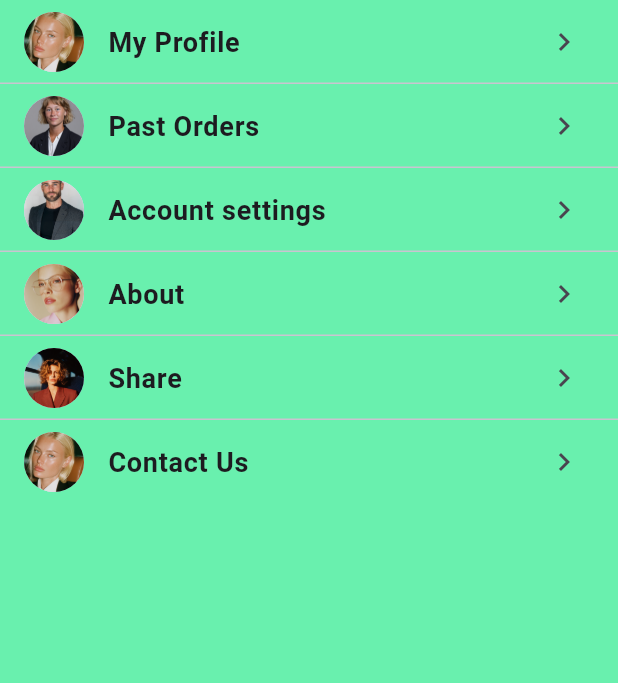
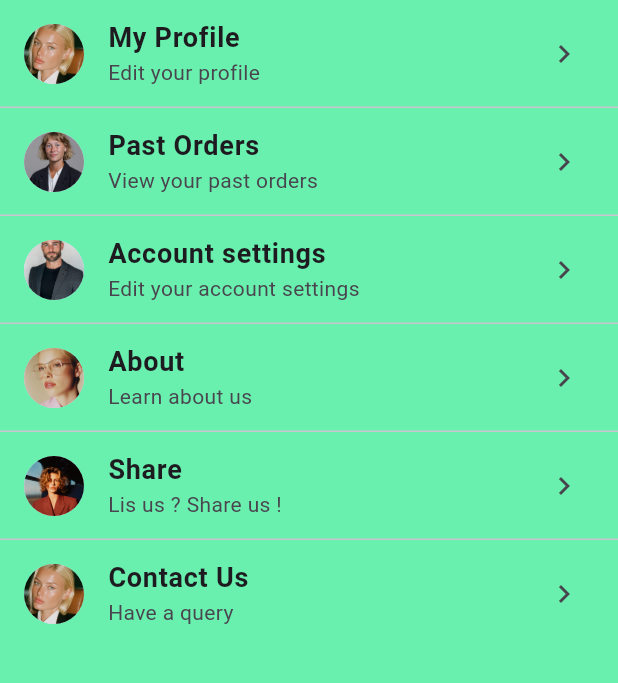
Before and after one commit to VicAy007/apprentissage_flutter_app, a Flutter app: the screen it shows after launch, on a phone screen of 412 x 824 dp, the part 84-767 px from its top. Run offline on Flutter 3.47's test engine with Material 3 defaults, Android fonts, the phone set to English and light mode, and no system bars; our stand-ins replace material_ui.

Commit message:
modification du fichier list_tile_page_3.dart

```diff
--- a/lib/screens/list_tile_page_3.dart
+++ b/lib/screens/list_tile_page_3.dart
@@ -27,6 +27,7 @@ class ListTilePage3 extends StatelessWidget {
                 'My Profile',
                 style: TextStyle(fontWeight: FontWeight.bold, fontSize: 18),
               ),
+              subtitle: Text('Edit your profile'),
               trailing: Icon(Icons.keyboard_arrow_right),
             ),
             ListTile(
@@ -37,6 +38,7 @@ class ListTilePage3 extends StatelessWidget {
                 'Past Orders',
                 style: TextStyle(fontSize: 18, fontWeight: FontWeight.bold),
               ),
+              subtitle: Text('View your past orders'),
               trailing: Icon(Icons.keyboard_arrow_right),
             ),
             ListTile(
@@ -47,6 +49,7 @@ class ListTilePage3 extends StatelessWidget {
                 'Account settings',
                 style: TextStyle(fontSize: 18, fontWeight: FontWeight.bold),
               ),
+              subtitle: Text('Edit your account settings'),
               trailing: Icon(Icons.keyboard_arrow_right),
             ),
             ListTile(
@@ -57,6 +60,7 @@ class ListTilePage3 extends StatelessWidget {
                 'About',
                 style: TextStyle(fontSize: 18, fontWeight: FontWeight.bold),
               ),
+              subtitle: Text('Learn about us'),
               trailing: Icon(Icons.keyboard_arrow_right),
             ),
             ListTile(
@@ -67,6 +71,7 @@ class ListTilePage3 extends StatelessWidget {
                 'Share',
                 style: TextStyle(fontSize: 18, fontWeight: FontWeight.bold),
               ),
+              subtitle: Text('Lis us ? Share us !'),
               trailing: Icon(Icons.keyboard_arrow_right),
             ),
             ListTile(
@@ -77,6 +82,7 @@ class ListTilePage3 extends StatelessWidget {
                 'Contact Us',
                 style: TextStyle(fontSize: 18, fontWeight: FontWeight.bold),
               ),
+              subtitle: Text('Have a query'),
               trailing: Icon(Icons.keyboard_arrow_right),
             ),
           ],
```
